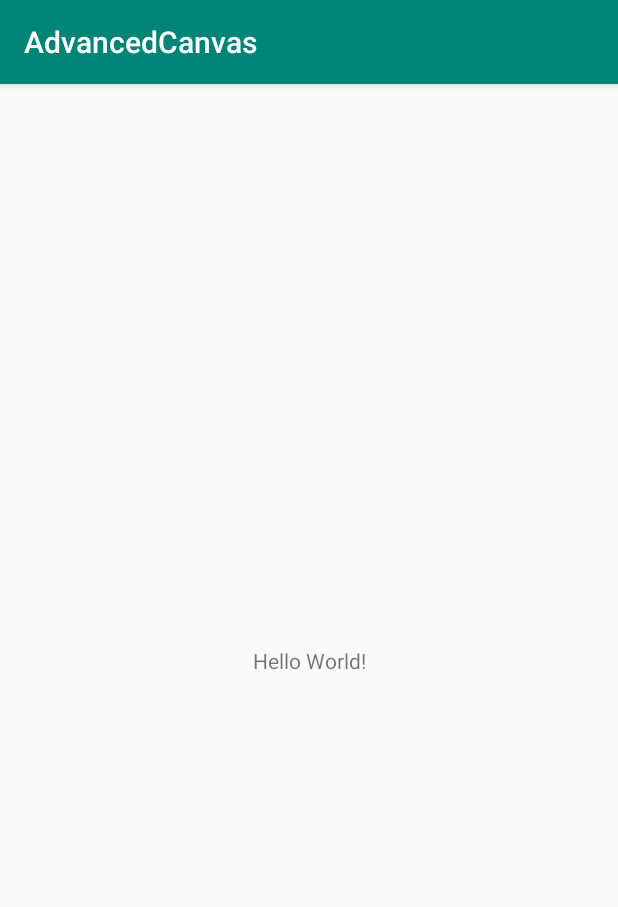
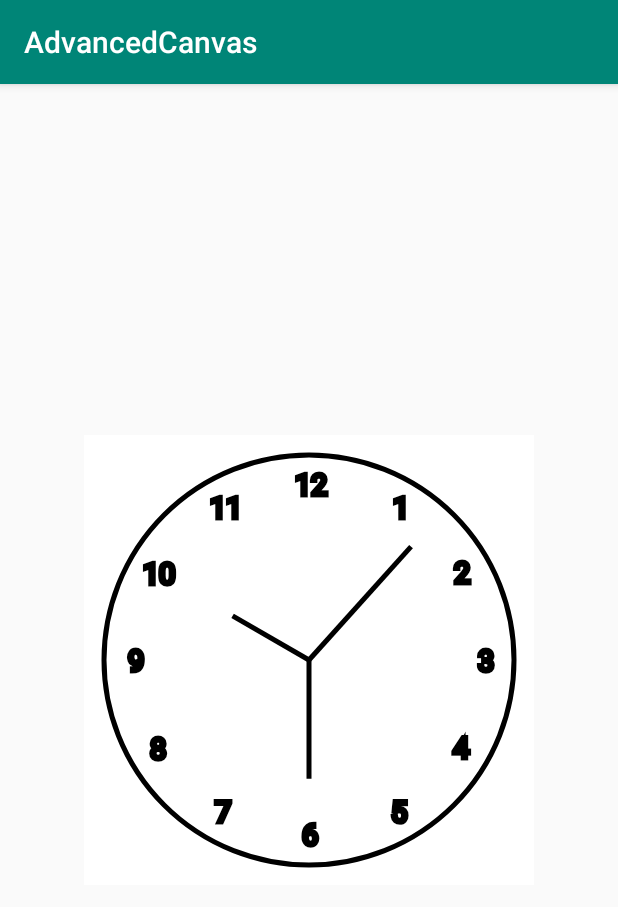
Before and after one commit to Mura75/CanvasClockApp, an Android app: the screen it shows after launch (MainActivity), on a phone screen of 412 x 824 dp. Shown: the top 907 px of the screen. Run offline under Robolectric (Android 15) with nearby library versions, the phone set to English and light mode, and no system bars.

Commit message:
Clock view created with canvas.

```diff
--- /dev/null
+++ b/app/src/main/java/com/mobile/advancedcanvas/MyClockView.kt
@@ -0,0 +1,127 @@
+package com.mobile.advancedcanvas
+
+import android.content.Context
+import android.graphics.Canvas
+import android.graphics.Color
+import android.graphics.Paint
+import android.graphics.Rect
+import android.util.AttributeSet
+import android.util.TypedValue
+import android.view.View
+import java.util.*
+
+class MyClockView : View {
+
+    enum class TimeType(val value: Int) {
+        HOUR(1),
+        MINUTE(2),
+        SECOND(3)
+    }
+
+    private lateinit var timeType: TimeType
+
+    private lateinit var paint: Paint
+    private var radius = 0f
+    private var fontSize = 0f
+
+    private var numbers = intArrayOf(1, 2, 3, 4, 5, 6, 7, 8, 9, 10, 11, 12)
+
+    private var rect = Rect()
+
+    private var padding = 40
+
+    private var arrowTruncation = 0f
+    private var hourArrowTruncation = 0f
+
+    constructor(context: Context?) : super(context)
+
+    constructor(context: Context?, attrs: AttributeSet?) : super(context, attrs)
+
+    override fun onDraw(canvas: Canvas) {
+        super.onDraw(canvas)
+        init()
+
+        canvas.drawColor(Color.WHITE)
+        drawCircle(canvas)
+        drawNumber(canvas)
+        drawArrows(canvas)
+
+        postInvalidateDelayed(500)
+        invalidate()
+    }
+
+    private fun init() {
+        fontSize = TypedValue.applyDimension(
+            TypedValue.COMPLEX_UNIT_SP,
+            19f,
+            resources.displayMetrics
+        )
+        val min = Math.min(height, width).toFloat()
+        radius = min / 2 - 50
+        paint = Paint()
+        arrowTruncation = min / 20
+        hourArrowTruncation = min / 7
+    }
+
+    private fun drawCircle(canvas: Canvas) {
+        paint.reset()
+        paint.setColor(Color.BLACK)
+        paint.strokeWidth = 5f
+        paint.style = Paint.Style.STROKE
+        canvas.drawCircle(
+            (width / 2).toFloat(),
+            (height / 2).toFloat(),
+            radius + padding - 10,
+            paint
+        )
+    }
+
+    private fun drawNumber(canvas: Canvas) {
+        paint.textSize = fontSize
+        numbers.forEach { number ->
+            paint.getTextBounds(number.toString(), 0, number.toString().length, rect)
+            val angle = Math.PI / 6 * (number - 3)
+            val x = (width / 2 + Math.cos(angle) * radius - rect.width() / 2).toFloat()
+            val y = (height / 2 + Math.sin(angle) * radius + rect.height() / 2).toFloat()
+            canvas.drawText(number.toString(), x, y, paint)
+        }
+    }
+
+    private fun drawArrows(canvas: Canvas) {
+        val calendar = Calendar.getInstance()
+        var hour = calendar.get(Calendar.HOUR_OF_DAY)
+        hour = if (hour > 12) {
+            hour - 12
+        } else {
+            hour
+        }
+        drawArrow(canvas = canvas,
+            location = (hour + calendar.get(Calendar.MINUTE) / 60) * 5f,
+            timeType = TimeType.HOUR
+        )
+        drawArrow(canvas = canvas,
+            location = calendar.get(Calendar.MINUTE).toFloat(),
+            timeType = TimeType.MINUTE
+        )
+        drawArrow(canvas = canvas,
+            location = calendar.get(Calendar.SECOND).toFloat(),
+            timeType = TimeType.SECOND
+        )
+    }
+
+    private fun drawArrow(canvas: Canvas, location: Float, timeType: TimeType) {
+        val angle = Math.PI * location / 30 - Math.PI / 2
+        val arrowRadius = when(timeType.value) {
+            TimeType.HOUR.value -> { radius - hourArrowTruncation - arrowTruncation }
+            TimeType.MINUTE.value -> { radius - arrowTruncation * 2.5f }
+            else -> { radius - arrowTruncation }
+        }
+        canvas.drawLine(
+            (width / 2).toFloat(),
+            (height / 2).toFloat(),
+            (width / 2 + Math.cos(angle) * arrowRadius).toFloat(),
+            (height / 2 + Math.sin(angle) * arrowRadius).toFloat(),
+            paint
+        )
+    }
+}
--- a/app/src/main/res/layout/activity_main.xml
+++ b/app/src/main/res/layout/activity_main.xml
@@ -6,13 +6,12 @@
     android:layout_height="match_parent"
     tools:context=".MainActivity">
 
-    <TextView
-        android:layout_width="wrap_content"
-        android:layout_height="wrap_content"
-        android:text="Hello World!"
+    <com.mobile.advancedcanvas.MyClockView
+        android:layout_width="300dp"
+        android:layout_height="300dp"
         app:layout_constraintBottom_toBottomOf="parent"
-        app:layout_constraintLeft_toLeftOf="parent"
-        app:layout_constraintRight_toRightOf="parent"
+        app:layout_constraintEnd_toEndOf="parent"
+        app:layout_constraintStart_toStartOf="parent"
         app:layout_constraintTop_toTopOf="parent" />
 
 </androidx.constraintlayout.widget.ConstraintLayout>
```
